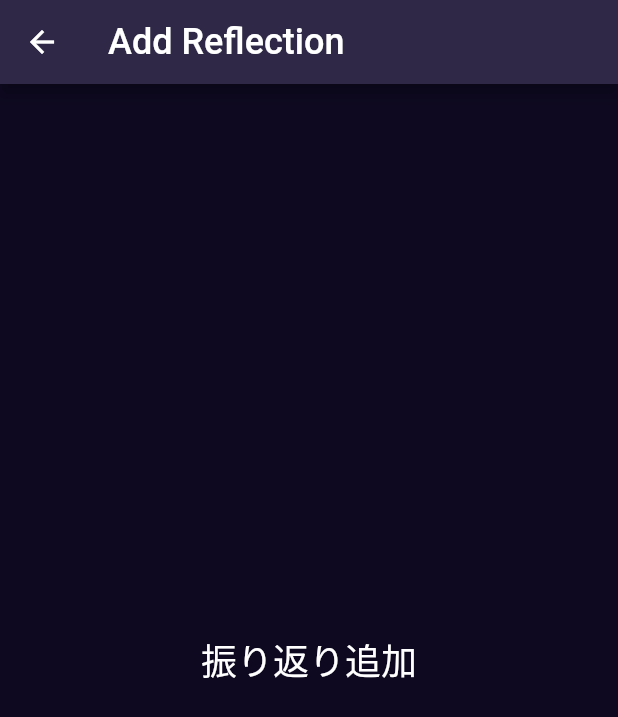
After one commit to bokotomo/flutter-sample, a Flutter app: the PageReflectionAdd screen opened directly, on a phone screen of 412 x 824 dp. The commit adds this screen. Shown: the top 717 px of the screen. Run offline on Flutter 3.47's test engine with Material 2 defaults, Android fonts, the phone set to English and light mode, and no system bars.

Commit message:
feat: page,templates

```diff
--- a/lib/components/layouts/app.dart
+++ b/lib/components/layouts/app.dart
@@ -14,7 +14,6 @@ class App extends StatelessWidget {
       debugShowCheckedModeBanner: false,
       title: title,
       theme: ThemeData(
-        // primarySwatch: Colors.blue,
         visualDensity: VisualDensity.adaptivePlatformDensity,
       ),
       home: const content.Content(),
--- a/lib/components/layouts/content.dart
+++ b/lib/components/layouts/content.dart
@@ -1,17 +1,17 @@
 import 'package:flutter/material.dart';
-import 'package:gamer_reflection/components/frames/footer.dart' as footer;
+import 'package:gamer_reflection/components/molecules/footer.dart' as footer;
 import 'package:gamer_reflection/components/pages/task.dart';
 import 'package:gamer_reflection/components/pages/ranking.dart';
 import 'package:gamer_reflection/components/pages/reflection.dart';
 
 /// home
 Widget home(
-  List<StatelessWidget> screens,
+  List<Widget> tabPages,
   int selectedIndex,
   void Function(int) onItemTapped,
 ) {
   return Scaffold(
-    body: screens[selectedIndex],
+    body: tabPages[selectedIndex],
     bottomNavigationBar: footer.Footer(
       onItemTapped: onItemTapped,
       selectedIndex: selectedIndex,
@@ -29,10 +29,10 @@ class Content extends StatefulWidget {
 
 /// _ContentState
 class _ContentState extends State<Content> {
-  static const _screens = [
-    TaskScreen(),
-    ReflectionScreen(),
-    RankingScreen(),
+  static const List<Widget> _tabPages = [
+    PageTask(),
+    PageReflection(),
+    PageRanking(),
   ];
   int _selectedIndex = 0;
 
@@ -46,7 +46,7 @@ class _ContentState extends State<Content> {
   Widget build(BuildContext context) {
     return MaterialApp(
       home: home(
-        _screens,
+        _tabPages,
         _selectedIndex,
         _onItemTapped,
       ),
--- a/lib/components/pages/reflection_add.dart
+++ b/lib/components/pages/reflection_add.dart
@@ -1,26 +1,28 @@
 import 'package:flutter/material.dart';
-import 'package:gamer_reflection/components/atoms/text.dart' as text;
-import 'package:gamer_reflection/components/frames/header.dart' as header;
-import 'package:gamer_reflection/modules/const/color.dart' as color;
+import 'package:gamer_reflection/components/templates/reflection_add.dart'
+    as reflection_add;
 
-///
-const body = Center(
-  child: text.BasicText(
-    text: '振り返り追加',
-    size: "M",
-  ),
-);
+/// ページ: 振り返りの追加
+class PageReflectionAdd extends StatefulWidget {
+  const PageReflectionAdd({super.key});
 
-///　ページ: 振り返りの追加
-class ReflectionAdd extends StatelessWidget {
-  const ReflectionAdd({super.key});
+  @override
+  State<PageReflectionAdd> createState() => _PageReflectionAddState();
+}
+
+/// _PageReflectionAddState
+class _PageReflectionAddState extends State<PageReflectionAdd> {
+  @override
+  void initState() {
+    print("PageReflectionAdd");
+
+    super.initState();
+  }
 
   @override
   Widget build(BuildContext context) {
     return const Scaffold(
-      backgroundColor: color.contentColor,
-      appBar: header.Header(title: "Add Reflection"),
-      body: body,
+      body: reflection_add.TemplateReflectionAdd(),
     );
   }
 }
--- /dev/null
+++ b/lib/components/templates/reflection.dart
@@ -0,0 +1,42 @@
+import 'package:flutter/material.dart';
+import 'package:gamer_reflection/components/atoms/text.dart' as text;
+import 'package:gamer_reflection/components/atoms/button.dart' as button;
+import 'package:gamer_reflection/components/molecules/header.dart' as header;
+import 'package:gamer_reflection/modules/const/color.dart' as color;
+
+/// 追加ボタンを押した
+void onPressAdd() {
+  print("OK");
+}
+
+///
+const body = Scaffold(
+  body: Center(
+    child: text.BasicText(
+      text: '振り返り',
+      size: "M",
+    ),
+  ),
+  backgroundColor: color.contentColor,
+  floatingActionButtonLocation: FloatingActionButtonLocation.centerDocked,
+  floatingActionButton: Padding(
+    padding: EdgeInsets.only(bottom: 20),
+    child: button.ButtonCircle(
+      onPressed: onPressAdd,
+    ),
+  ),
+);
+
+/// テンプレート: 振り返りの一覧
+class TemplateReflection extends StatelessWidget {
+  const TemplateReflection({super.key});
+
+  @override
+  Widget build(BuildContext context) {
+    return const Scaffold(
+      backgroundColor: color.contentColor,
+      appBar: header.Header(title: "Reflection"),
+      body: body,
+    );
+  }
+}
--- /dev/null
+++ b/lib/components/templates/reflection_add.dart
@@ -0,0 +1,26 @@
+import 'package:flutter/material.dart';
+import 'package:gamer_reflection/components/atoms/text.dart' as text;
+import 'package:gamer_reflection/components/molecules/header.dart' as header;
+import 'package:gamer_reflection/modules/const/color.dart' as color;
+
+///
+const body = Center(
+  child: text.BasicText(
+    text: '振り返り追加',
+    size: "M",
+  ),
+);
+
+/// テンプレート: 振り返りの追加
+class TemplateReflectionAdd extends StatelessWidget {
+  const TemplateReflectionAdd({super.key});
+
+  @override
+  Widget build(BuildContext context) {
+    return const Scaffold(
+      backgroundColor: color.contentColor,
+      appBar: header.Header(title: "Add Reflection"),
+      body: body,
+    );
+  }
+}
```
Also changed, not shown: lib/components/pages/ranking.dart (+17 -16 lines), lib/components/pages/reflection.dart (+16 -30 lines), lib/components/pages/task.dart (+17 -16 lines), lib/components/templates/ranking.dart (added, +26 -0 lines), lib/components/templates/task.dart (added, +26 -0 lines), lib/components/molecules/footer.dart (renamed from lib/components/frames/footer.dart), lib/components/molecules/header.dart (renamed from lib/components/frames/header.dart).
